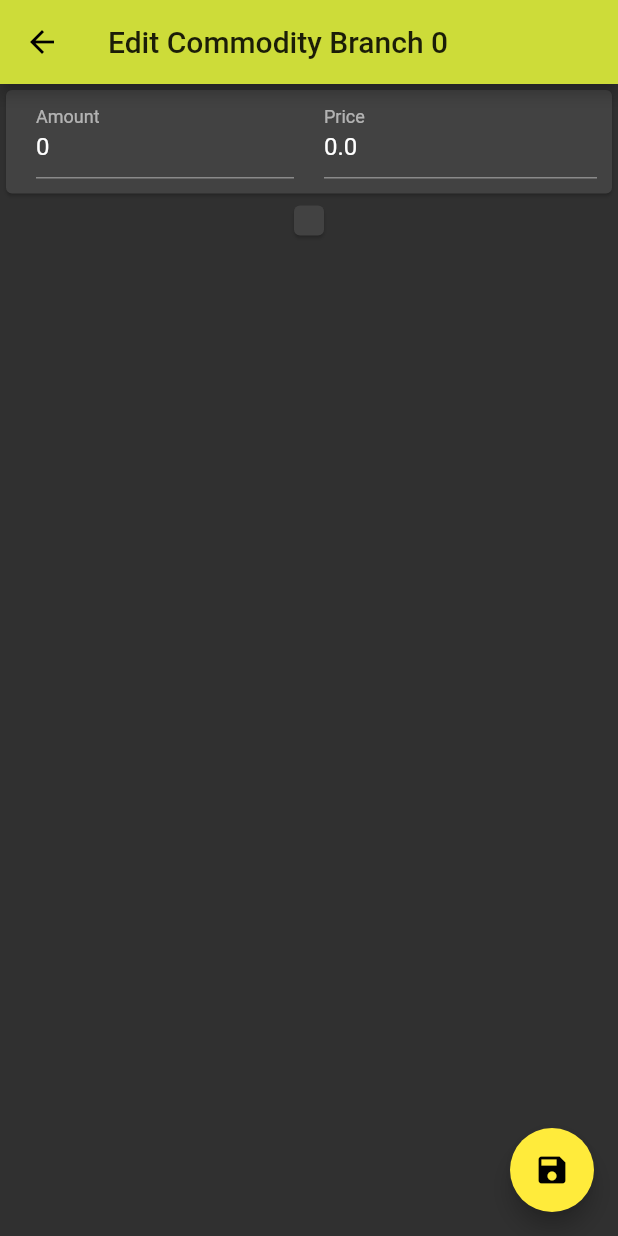
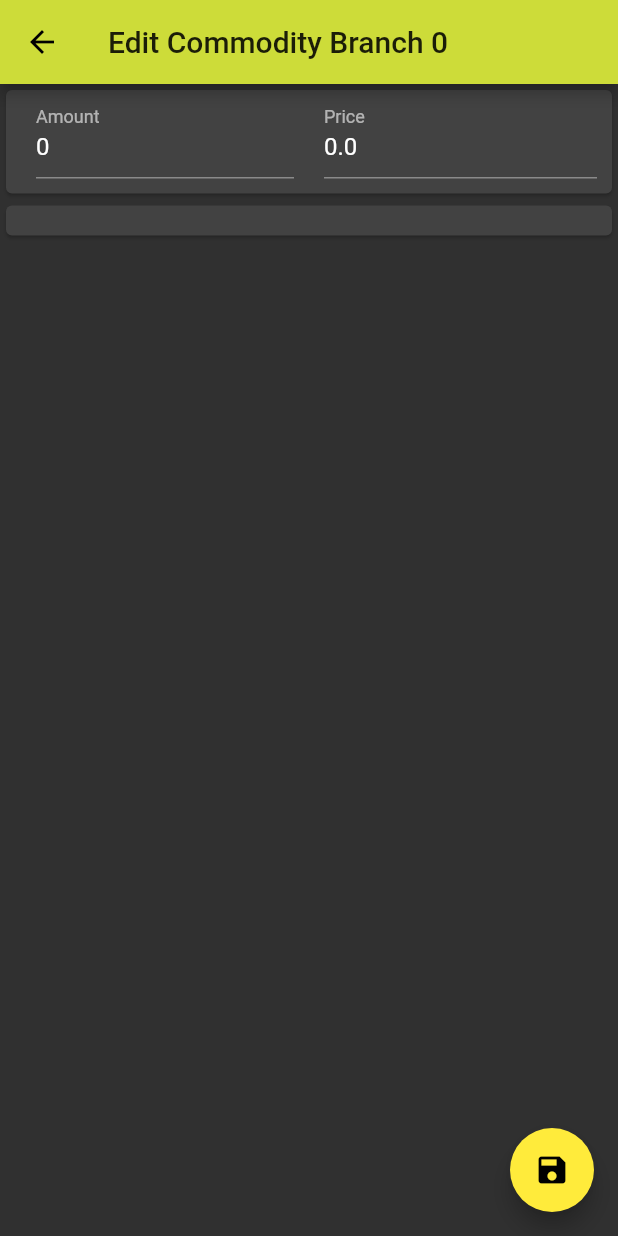
Before and after one commit to max0l0gy/eshop_manager, a Flutter app: the ItemBranchEditScreen screen opened directly with empty values, on a phone screen of 412 x 824 dp. Run offline on Flutter 3.47's test engine with Material 2 defaults, Android fonts, the phone set to English and light mode, and no system bars; statements that could not run were skipped.

Commit message:
Added bug fixes in the models and screens Need serious redesign of Screens and process of add/edit commodity with branches

```diff
--- a/lib/screens/item_branch_edit.dart
+++ b/lib/screens/item_branch_edit.dart
@@ -29,7 +29,7 @@ class _ItemBranchState extends State<ItemBranchEditScreen> {
       ),
       body: Form(
         key: formGlobalKey,
-        child: Column(
+        child: ListView(
           children: [
             BranchDetailsCard(
               branch: widget.branch,
@@ -176,6 +176,10 @@ class ItemAttributesCardState extends State<ItemAttributesCard> {
   }
 
   List<CheckboxListTile> getAttributesView() {
+    print('Branch attributes is ');
+    branch.attributes.forEach((attribute) {
+      print('${attribute.name}: ${attribute.value} : ${attribute.measure}');
+    });
     List<CheckboxListTile> viewList = [];
     widget.attributes.forEach((attr) {
       viewList.addAll(
--- a/lib/screens/item_branches.dart
+++ b/lib/screens/item_branches.dart
@@ -279,7 +279,7 @@ class BranchViewState extends State<BranchView> {
         .map((attribute) => Row(
               children: [
                 EshopHeading('${attribute.name}: '),
-                Text(attribute.value),
+                Text(attribute.value.toString()),
                 Text(attribute.measure ?? '')
               ],
             ))
--- a/lib/services/commodity.dart
+++ b/lib/services/commodity.dart
@@ -78,11 +78,10 @@ class Message {
   static String SUCCESS = 'success';
   static String ERROR = 'error';
   String status;
-  String url;
   String message;
   List<ErrorDetail> errors;
 
-  Message(this.status, this.url, this.message, this.errors);
+  Message(this.status, this.message, this.errors);
 
   factory Message.fromJson(Map<String, dynamic> json) =>
       _$MessageFromJson(json);
@@ -173,7 +172,7 @@ class CommodityBranch {
 @JsonSerializable()
 class AttributeDto {
   String name;
-  String value;
+  Object value;
   @JsonKey(includeIfNull: false)
   String? measure;
 
@@ -189,7 +188,7 @@ class AttributeDto {
   bool operator ==(o) =>
       o is AttributeDto &&
       o.name == name &&
-      o.value == value &&
+      o.value.toString() == value.toString() &&
       o.measure == measure;
 
   int get hashCode =>
@@ -207,7 +206,7 @@ class RequestCommodity {
   late int typeId;
   late Set<int> propertyValues = {};
   late List<String?> images = [];
-  late int? branchId;
+  int? branchId;
 
   RequestCommodity({
       required this.name,
@@ -233,6 +232,7 @@ class RequestCommodity {
     }
     this.amount = 1;
     this.price = 50;
+    this.branchId = null;
   }
 
   Map<String, dynamic> toJson() => _$RequestCommodityToJson(this);
```
Also changed, not shown: lib/screens/attributes_screen.dart (+5 -3 lines), lib/services/commodity.g.dart.
